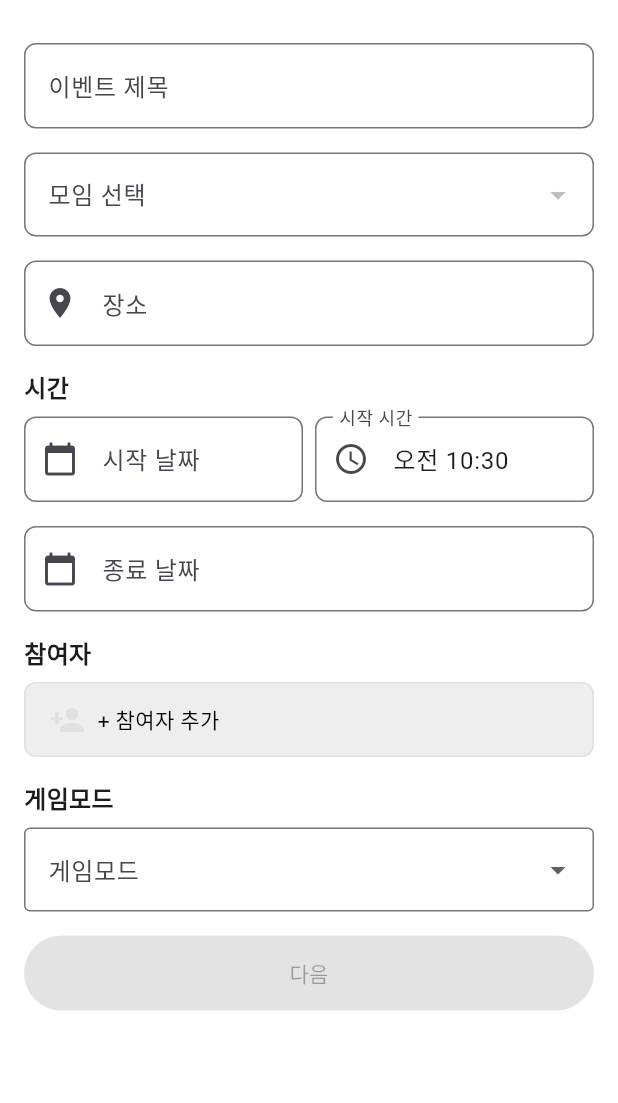
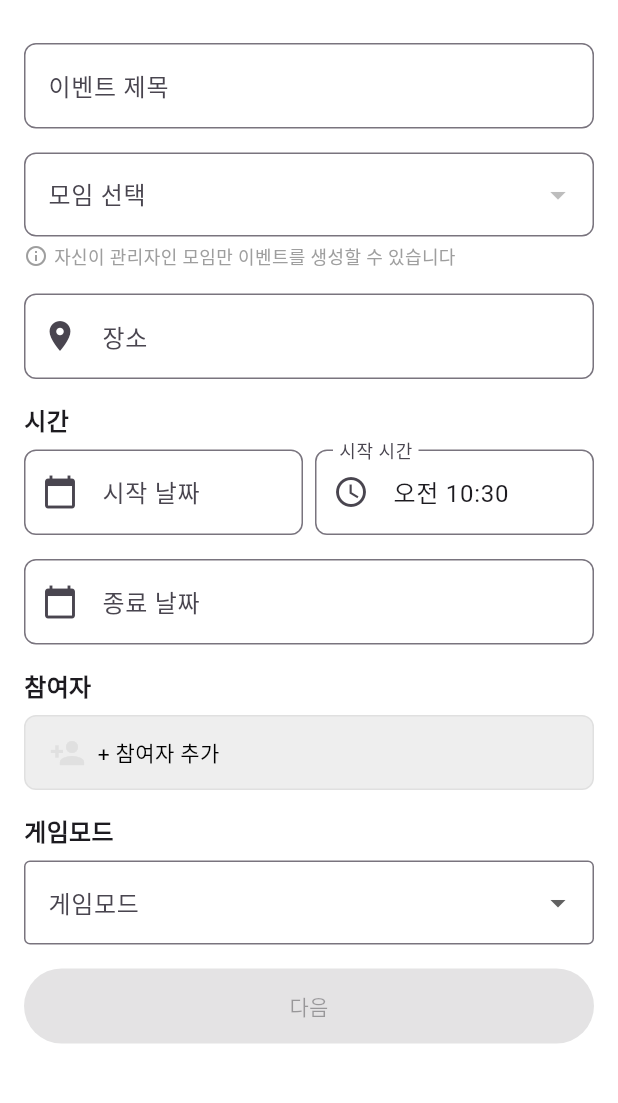
Before and after one commit to iNESlab/Golbang_FE, a Flutter app: the EventsCreate1 screen opened directly, on a phone screen of 412 x 824 dp, the part 65-1168 px from its top. Run offline on Flutter 3.47's test engine with Material 3 defaults, Android fonts, the phone set to English and light mode, and no system bars; our stand-ins replace app_links, dio, firebase_core, firebase_messaging, flutter_dotenv, flutter_local_notifications and 15 more; missing offline and left inert: excel, flutter_email_sender; accounts and stored records are empty; generated files the repository leaves out were written again; network calls fail; Roboto replaces fonts that are missing (KoPubWorld).

Commit message:
feat(eventCreate): 이벤트 생성 시 "관리자만 모임을 선택할 수 있다"는 안내 문구 추가

```diff
--- a/golbang_jb/lib/pages/event/event_create1.dart
+++ b/golbang_jb/lib/pages/event/event_create1.dart
@@ -274,6 +274,17 @@ class _EventsCreate1State extends ConsumerState<EventsCreate1> {
                   );
                 }).toList(),
               ),
+              const SizedBox(height: 4),
+              const Row(
+                children: [
+                  Icon(Icons.info_outline, size: 16, color: Colors.grey),
+                  SizedBox(width: 4),
+                  Text(
+                    '자신이 관리자인 모임만 이벤트를 생성할 수 있습니다',
+                    style: TextStyle(fontSize: 12, color: Colors.grey),
+                  ),
+                ],
+              ),
               const SizedBox(height: 16),
               GestureDetector(
                 onTap: _showLocationSearchDialog,
```
